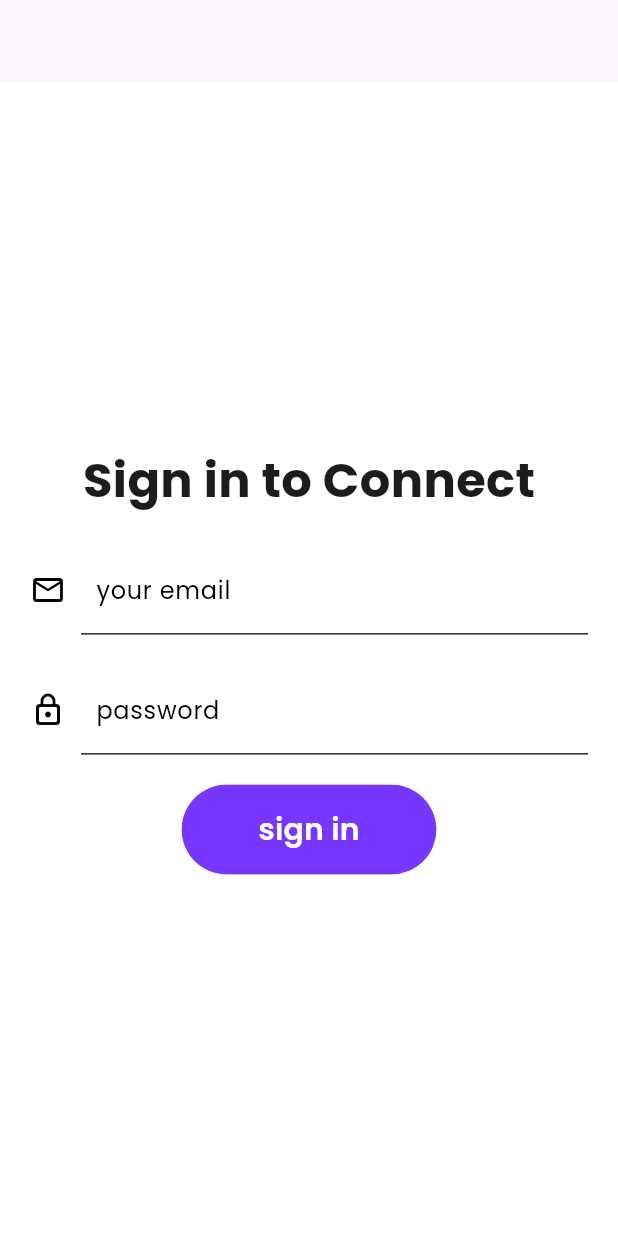
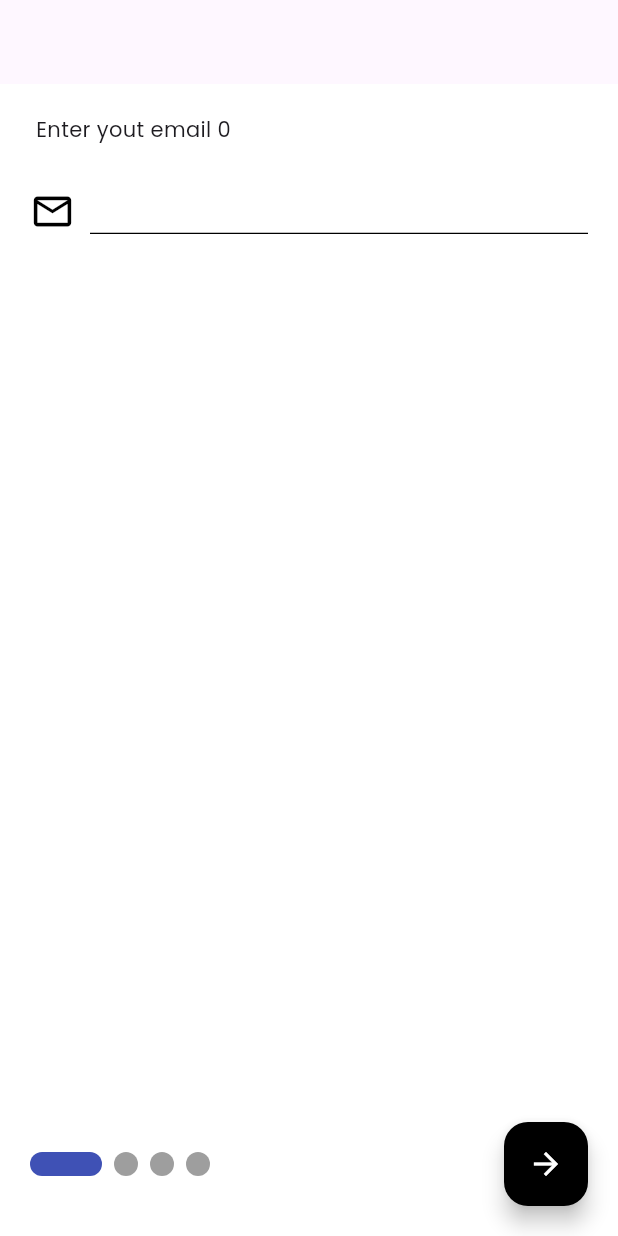
Before and after one commit to mohanedSalaheldin/social-app, a Flutter app: the screen it shows after launch, on a phone screen of 412 x 824 dp. Run offline on Flutter 3.47's test engine with Material 3 defaults, Android fonts, the phone set to English and light mode, and no system bars; drawn by our look-alikes of smooth_page_indicator; our stand-ins replace bloc, cloud_firestore, device_preview, equatable, firebase_core, gap and 1 more; accounts and stored records are empty.

Commit message:
register design

```diff
--- a/lib/app.dart
+++ b/lib/app.dart
@@ -1,6 +1,7 @@
 import 'package:flutter/material.dart';
 import 'package:social_app/src/config/themes/light_theme.dart';
 import 'package:social_app/src/features/auth/presentation/pages/login_screen.dart';
+import 'package:social_app/src/features/auth/presentation/pages/register_screen.dart';
 
 class MyApp extends StatelessWidget {
   const MyApp({super.key});
@@ -11,7 +12,7 @@ class MyApp extends StatelessWidget {
       title: 'Social ',
       debugShowCheckedModeBanner: false,
       theme: getLightTheme(),
-      home: const LoginScreen(),
+      home: const RegisterScreen(),
     );
   }
 }
--- a/lib/src/features/auth/presentation/pages/login_screen.dart
+++ b/lib/src/features/auth/presentation/pages/login_screen.dart
@@ -1,6 +1,7 @@
 import 'package:flutter/material.dart';
 import 'package:gap/gap.dart';
 import 'package:hexcolor/hexcolor.dart';
+import 'package:social_app/src/core/utls/widgets/default_button.dart';
 import 'package:social_app/src/features/auth/presentation/widgets/auth_form_field.dart';
 
 class LoginScreen extends StatelessWidget {
@@ -15,8 +16,8 @@ class LoginScreen extends StatelessWidget {
       body: Padding(
         padding: const EdgeInsets.all(20.0),
         child: Column(
-          mainAxisAlignment: MainAxisAlignment.center,
-          crossAxisAlignment: CrossAxisAlignment.center,
+          mainAxisAlignment: MainAxisAlignment.spaceBetween,
+          crossAxisAlignment: CrossAxisAlignment.start,
           children: [
             const Text(
               'Sign in to Connect',
@@ -25,7 +26,9 @@ class LoginScreen extends StatelessWidget {
                 fontWeight: FontWeight.bold,
               ),
             ),
-            const Gap(20.0),
+            // const Gap(20.0),
+            Column(
+              children: [
                 AuthTextFormField(
                   controller: emailController,
                   iconData: Icons.email_outlined,
@@ -52,58 +55,22 @@ class LoginScreen extends StatelessWidget {
                 ),
               ],
             ),
-      ),
-    );
-  }
-}
-
-class DefaultButton extends StatelessWidget {
-  const DefaultButton({
-    super.key,
-    required this.txt,
-    required this.onPressed,
-    this.backgoungColor,
-    this.textColor = Colors.white,
-    this.width = 170,
-  });
-
-  final Color? textColor;
-  final double width;
-  final String txt;
-  final Color? backgoungColor;
-  final void Function() onPressed;
-
-  @override
-  Widget build(BuildContext context) {
-    return SizedBox(
-      width: width,
-      height: 60.0,
-      child: Container(
-        clipBehavior: Clip.antiAlias,
-        height: 60,
-        width: double.infinity,
-        decoration: BoxDecoration(
-          color: backgoungColor,
-          borderRadius: BorderRadius.circular(80),
-        ),
-        child: ElevatedButton(
-          onPressed: onPressed,
-          style: ButtonStyle(
-            backgroundColor: MaterialStatePropertyAll(
-              backgoungColor ?? HexColor('#7737ff'),
+            Row(
+              mainAxisAlignment: MainAxisAlignment.center,
+              children: [
+                Text(
+                  'Have an account?',
+                  style: Theme.of(context).textTheme.bodySmall!.copyWith(
+                        fontSize: 17,
                       ),
                 ),
-          // height: 60,
-
-          child: Text(
-            txt,
-            style: TextStyle(
-              height: 0.0,
-              fontSize: 20,
-              fontWeight: FontWeight.w600,
-              color: textColor,
+                TextButton(
+                  onPressed: () {},
+                  child: const Text('data'),
                 ),
+              ],
             ),
+          ],
         ),
       ),
     );
--- /dev/null
+++ b/lib/src/features/auth/presentation/pages/register_screen.dart
@@ -0,0 +1,99 @@
+import 'package:cloud_firestore/cloud_firestore.dart';
+import 'package:flutter/material.dart';
+import 'package:flutter/widgets.dart';
+import 'package:gap/gap.dart';
+import 'package:hexcolor/hexcolor.dart';
+import 'package:smooth_page_indicator/smooth_page_indicator.dart';
+import 'package:social_app/src/features/auth/presentation/pages/login_screen.dart';
+import 'package:social_app/src/features/auth/presentation/widgets/auth_form_field.dart';
+
+class RegisterScreen extends StatelessWidget {
+  const RegisterScreen({super.key});
+
+  @override
+  Widget build(BuildContext context) {
+    // var emailController = TextEditingController();
+    // var passwordController = TextEditingController();
+    var pageController = PageController();
+    bool last = false;
+    return Scaffold(
+      appBar: AppBar(),
+      body: Padding(
+        padding: const EdgeInsets.all(20.0),
+        child: Column(
+          mainAxisAlignment: MainAxisAlignment.spaceBetween,
+          crossAxisAlignment: CrossAxisAlignment.start,
+          children: [
+            Expanded(
+              child: PageView.builder(
+                onPageChanged: (value) {
+                  if (value == 3) {
+                    last = true;
+                  }
+                },
+                physics: const NeverScrollableScrollPhysics(),
+                controller: pageController,
+                itemBuilder: (context, index) => EmailPage(
+                  index: index,
+                ),
+                itemCount: 4,
+              ),
+            ),
+            Row(
+              mainAxisAlignment: MainAxisAlignment.spaceBetween,
+              children: [
+                SmoothPageIndicator(
+                  controller: pageController,
+                  count: 4,
+                  effect: const ExpandingDotsEffect(),
+                ),
+                FloatingActionButton(
+                  onPressed: () {
+                    if (last) {
+                      Navigator.push(
+                        context,
+                        MaterialPageRoute(
+                          builder: (context) => const LoginScreen(),
+                        ),
+                      );
+                    } else {
+                      pageController.nextPage(
+                        duration: const Duration(milliseconds: 750),
+                        curve: Curves.fastLinearToSlowEaseIn,
+                      );
+                    }
+                  },
+                  child: const Icon(Icons.arrow_forward_sharp),
+                ),
+              ],
+            ),
+          ],
+        ),
+      ),
+    );
+  }
+}
+
+class EmailPage extends StatelessWidget {
+  const EmailPage({super.key, required this.index});
+  final int index;
+
+  @override
+  Widget build(BuildContext context) {
+    return Column(
+      mainAxisAlignment: MainAxisAlignment.start,
+      crossAxisAlignment: CrossAxisAlignment.start,
+      children: [
+        Text(' Enter yout email $index'),
+        AuthTextFormField(
+          controller: TextEditingController(),
+          iconData: Icons.email_outlined,
+          txt: '',
+          validator: (p0) {
+            return null;
+          },
+        ),
+      ],
+    );
+  }
+}
--- a/lib/src/features/auth/presentation/widgets/auth_form_field.dart
+++ b/lib/src/features/auth/presentation/widgets/auth_form_field.dart
@@ -28,10 +28,12 @@ class AuthTextFormField extends StatelessWidget {
     return Column(
       children: [
         Row(
+          crossAxisAlignment: CrossAxisAlignment.end,
           children: [
             Icon(
               iconData,
               color: Colors.black,
+              size: 30.0,
             ),
             const Gap(10),
             Expanded(
--- a/pubspec.yaml
+++ b/pubspec.yaml
@@ -12,6 +12,7 @@ dependencies:
   cloud_firestore: ^4.15.8
   cupertino_icons: ^1.0.2
   dartz: ^0.10.1
+  device_preview: ^1.1.0
   equatable: ^2.0.5
   firebase_auth: ^4.17.8
   firebase_core: ^2.24.2
@@ -21,6 +22,7 @@ dependencies:
   gap: ^3.0.1
   google_sign_in: ^6.2.1
   hexcolor: ^3.0.1
+  smooth_page_indicator: ^1.1.0
 
 dev_dependencies:
   flutter_lints: ^2.0.0
```
Also changed, not shown: lib/main.dart (+8 -0 lines), lib/src/core/utls/widgets/default_button.dart (added, +56 -0 lines), lib/src/features/auth/presentation/bloc/auth_bloc.dart (deleted, +0 -13 lines), lib/src/features/auth/presentation/bloc/auth_event.dart (deleted, +0 -8 lines), lib/src/features/auth/presentation/bloc/auth_state.dart (deleted, +0 -9 lines), lib/src/features/auth/presentation/cubit/auth_cubit.dart (added, +8 -0 lines), lib/src/features/auth/presentation/cubit/auth_state.dart (added, +10 -0 lines), lib/src/features/home/presentation/cubit/home_cubit.dart (added, +8 -0 lines), lib/src/features/home/presentation/cubit/home_state.dart (added, +10 -0 lines), pubspec.lock, 2 other files. Lines whose indentation alone changed are shown as unchanged.
